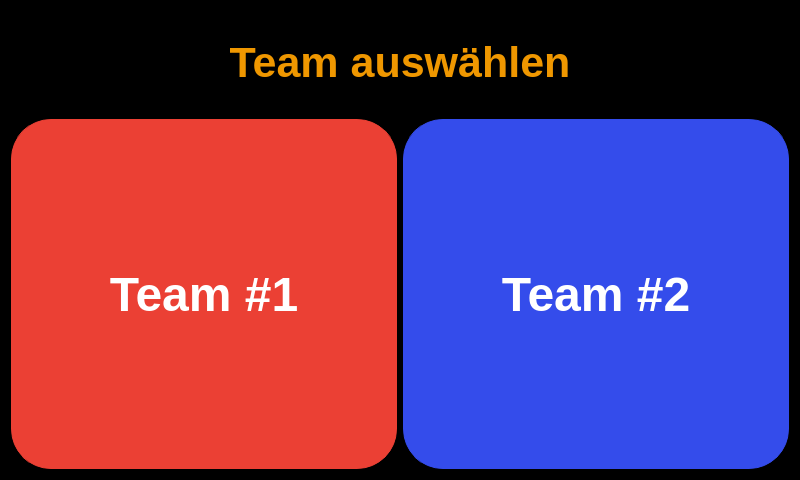
Qt form src/ui_elements/teamselection.ui (AndreWohnsland/CocktailBerry) before a commit.
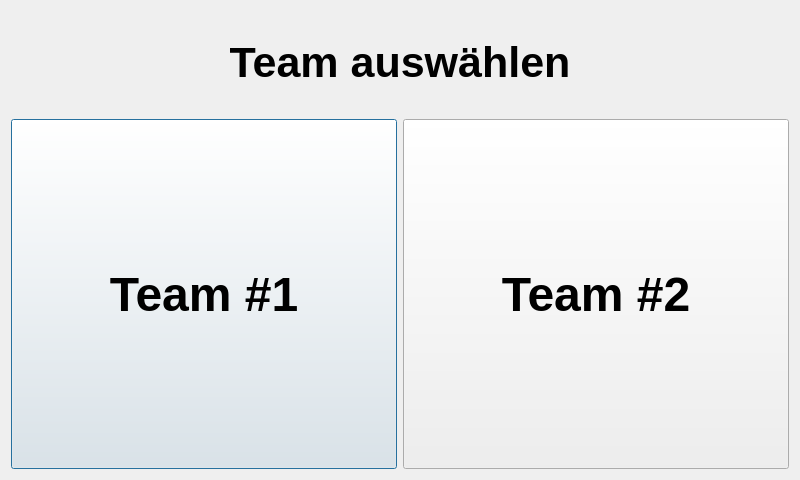
The same form after that commit.

Diff of the .ui file:
```diff
--- a/src/ui_elements/teamselection.ui
+++ b/src/ui_elements/teamselection.ui
@@ -32,41 +32,7 @@
    <string>~~ Teamwahl ~~</string>
   </property>
   <property name="styleSheet">
-   <string notr="true">QWidget {
-	color: rgb(0, 123, 255);	
-	background-color: rgb(0, 0, 0);
-}
-
-QPushButton {
-	color: rgb(255, 255, 255);
-    border-width: 1px;
-	border-style: solid;
-	border-radius: 40;
-	padding: 3px;
-	padding-left: 5px;
-	padding-right: 5px;
-}
-
-#PBteamone {
-	background-color: rgb(235, 64, 52);
-	border-color: rgb(235, 64, 52);
-}
-
-#PBteamtwo {
-	background-color: rgb(52, 76, 235);
-	border-color: rgb(52, 76, 235);
-}
-
-QPushButton:checked {
-	color: rgb(255, 255, 255);	
-	background-color: rgb(52, 235, 143);
-}
-
-
-#LHeader {
-		color: rgb(239, 151, 0);
-}
-</string>
+   <string notr="true"/>
   </property>
   <property name="modal">
    <bool>true</bool>
```
Left out of the diff: 9 changed lines with no effect on the pictures.
